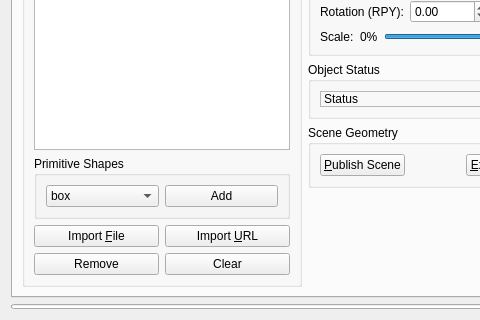
moveit/moveit, file moveit_ros/visualization/motion_planning_rviz_plugin/src/ui/motion_planning_rviz_plugin_frame.ui: the form before one commit; both pictures show x 0 to 480 and y 104 to 424 of the 692 by 424 pixel window.
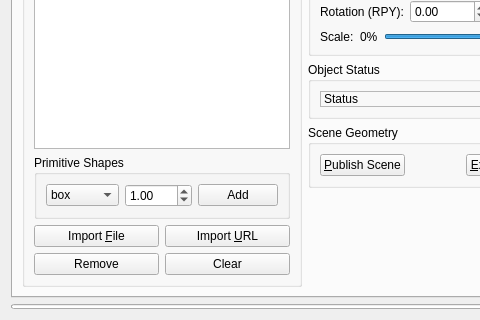
The form after the commit. Custom widgets are drawn as their Qt base class.

Commit message: added double spin box to set the size

Patch:
```diff
--- a/moveit_ros/visualization/motion_planning_rviz_plugin/src/ui/motion_planning_rviz_plugin_frame.ui
+++ b/moveit_ros/visualization/motion_planning_rviz_plugin/src/ui/motion_planning_rviz_plugin_frame.ui
@@ -1256,6 +1256,16 @@
                </item>
               </widget>
              </item>
+             <item>
+              <widget class="QDoubleSpinBox" name="shape_size_spin_box">
+               <property name="singleStep">
+                <double>0.500000000000000</double>
+               </property>
+               <property name="value">
+                <double>1.000000000000000</double>
+               </property>
+              </widget>
+             </item>
              <item>
               <widget class="QPushButton" name="add_shape_button">
                <property name="text">
```
The commit also changes 1 other file.
